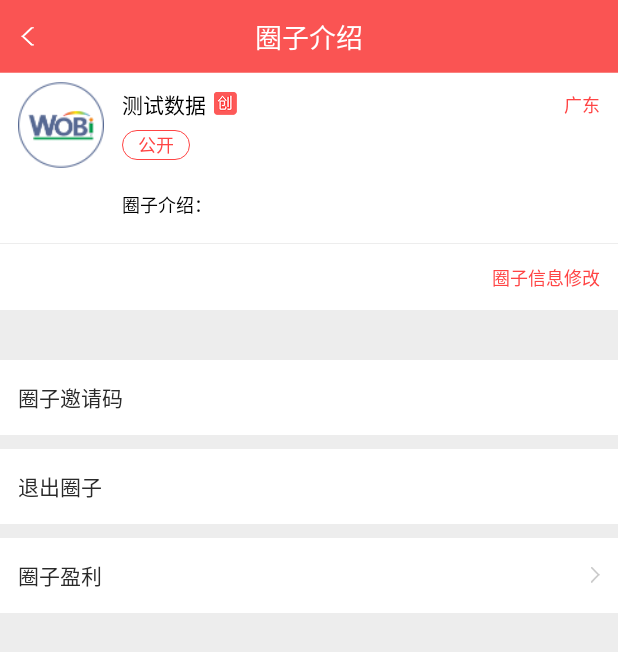
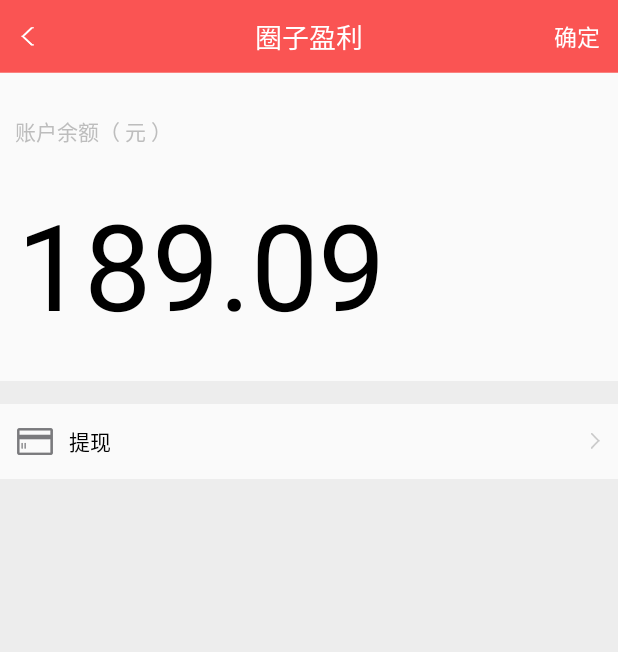
Before and after one commit to hellobitbit/WobiWriting, an Android app: the MomentIntroduceActivity screen opened directly, with no data from a screen before it, after a tap on "圈子盈利", on a phone screen of 412 x 824 dp. Shown: the top 652 px of the screen. Run offline under Robolectric (Android 15) with nearby library versions, the light colour scheme and no system bars; libraries missing offline, so code that uses them is left out: com.nostra13.universalimageloader, com.sina.weibo; network calls fail.

Commit message:
moment gain ui implement

```diff
--- a/app/src/main/AndroidManifest.xml
+++ b/app/src/main/AndroidManifest.xml
@@ -63,7 +63,9 @@
         <activity android:name=".moments.NewMomentActivity" />
         <activity android:name=".moments.QrcodeScanActivity" />
         <activity android:name=".moments.ModifyMomentActivity" />
-        <activity android:name=".moments.MomentDescriptionActivity" />
+        <activity android:name=".moments.MomentIntroduceActivity" />
+        <activity android:name=".moments.MomentGainActivity" />
+        <activity android:name=".moments.MoneyGotActivity" />
         <activity android:name=".me.MyInformationActivity" />
         <activity android:name=".me.FeedbackActivity" />
         <activity android:name=".me.MyVipActivity" />
--- a/app/src/main/java/com/wobi/android/wobiwriting/me/PurchaseVipActivity.java
+++ b/app/src/main/java/com/wobi/android/wobiwriting/me/PurchaseVipActivity.java
@@ -28,8 +28,6 @@ import com.wobi.android.wobiwriting.moments.message.SearchCommunityResultRespons
 import com.wobi.android.wobiwriting.moments.message.SearchJoinedCommunityRequest;
 import com.wobi.android.wobiwriting.moments.message.SearchOwnedCommunityRequest;
 import com.wobi.android.wobiwriting.moments.model.CommunityInfo;
-import com.wobi.android.wobiwriting.moments.model.CommunityInfos;
-import com.wobi.android.wobiwriting.moments.model.JoinMomentObj;
 import com.wobi.android.wobiwriting.ui.ActionBarActivity;
 import com.wobi.android.wobiwriting.user.message.UserGetInfoRequest;
 import com.wobi.android.wobiwriting.user.message.UserGetInfoResponse;
@@ -62,7 +60,6 @@ public class PurchaseVipActivity extends ActionBarActivity implements View.OnCli
 
     private List<CommunityInfo> communityInfos = new ArrayList<>();
     private Map<String, CommunityInfo> communityIds = new HashMap<>();
-    private CommunityInfos joinMomentsInfo = null;
     private RelativeLayout request_code_layout;
 
     @Override
--- a/app/src/main/java/com/wobi/android/wobiwriting/moments/ModifyMomentActivity.java
+++ b/app/src/main/java/com/wobi/android/wobiwriting/moments/ModifyMomentActivity.java
@@ -28,7 +28,7 @@ public class ModifyMomentActivity extends NewOrModifyMomentBaseActivity{
         super.onCreate(savedInstanceState);
         String useInfoStr = SharedPrefUtil.getLoginInfo(getApplicationContext());
         userInfo = gson.fromJson(useInfoStr,UserGetInfoResponse.class);
-        momentData = (MomentData)getIntent().getSerializableExtra(MomentDescriptionActivity.MOMENT_DATA);
+        momentData = (MomentData)getIntent().getSerializableExtra(MomentIntroduceActivity.MOMENT_DATA);
         updateTitleText("圈子信息修改");
         updateRightText("保存");
         updateInfo();
--- a/app/src/main/java/com/wobi/android/wobiwriting/moments/MomentDetailActivity.java
+++ b/app/src/main/java/com/wobi/android/wobiwriting/moments/MomentDetailActivity.java
@@ -2,7 +2,6 @@ package com.wobi.android.wobiwriting.moments;
 
 import android.graphics.drawable.ColorDrawable;
 import android.os.Bundle;
-import android.text.TextUtils;
 import android.view.Gravity;
 import android.view.View;
 import android.view.WindowManager;
@@ -17,8 +16,6 @@ import com.wobi.android.wobiwriting.data.NetDataManager;
 import com.wobi.android.wobiwriting.data.message.Response;
 import com.wobi.android.wobiwriting.moments.message.JoinCommunityRequest;
 import com.wobi.android.wobiwriting.moments.model.CommunityInfo;
-import com.wobi.android.wobiwriting.moments.model.JoinMomentObj;
-import com.wobi.android.wobiwriting.moments.model.CommunityInfos;
 import com.wobi.android.wobiwriting.ui.ActionBarActivity;
 import com.wobi.android.wobiwriting.user.message.UserGetInfoRequest;
 import com.wobi.android.wobiwriting.user.message.UserGetInfoResponse;
--- /dev/null
+++ b/app/src/main/java/com/wobi/android/wobiwriting/moments/MomentGainActivity.java
@@ -0,0 +1,53 @@
+package com.wobi.android.wobiwriting.moments;
+
+import android.content.Intent;
+import android.os.Bundle;
+import android.view.View;
+
+import com.wobi.android.wobiwriting.R;
+import com.wobi.android.wobiwriting.ui.ActionBarActivity;
+import com.wobi.android.wobiwriting.user.message.UserGetInfoResponse;
+import com.wobi.android.wobiwriting.utils.SharedPrefUtil;
+
+/**
+ * Created by wangyingren on 2018/1/6.
+ */
+
+public class MomentGainActivity extends ActionBarActivity {
+
+    private UserGetInfoResponse userInfo;
+
+    @Override
+    protected void onCreate(Bundle savedInstanceState) {
+        super.onCreate(savedInstanceState);
+        setContentView(R.layout.activity_moment_gain_layout);
+        String useInfoStr = SharedPrefUtil.getLoginInfo(getApplicationContext());
+        userInfo = gson.fromJson(useInfoStr,UserGetInfoResponse.class);
+        setCustomActionBar();
+        updateTitleText("圈子盈利");
+        updateRightText("确定");
+
+        findViewById(R.id.get_money).setOnClickListener(new View.OnClickListener() {
+            @Override
+            public void onClick(View v) {
+                Intent intent = new Intent(MomentGainActivity.this, MoneyGotActivity.class);
+                startActivity(intent);
+            }
+        });
+    }
+
+    @Override
+    protected int getActionBarTitle() {
+        return 0;
+    }
+
+    @Override
+    protected int getActionBarRightButtonRes() {
+        return 0;
+    }
+
+    @Override
+    protected int getActionBarRightTitleRes() {
+        return 0;
+    }
+}
--- a/app/src/main/java/com/wobi/android/wobiwriting/moments/MomentDescriptionActivity.java
+++ b/app/src/main/java/com/wobi/android/wobiwriting/moments/MomentIntroduceActivity.java
@@ -3,7 +3,6 @@ package com.wobi.android.wobiwriting.moments;
 import android.content.DialogInterface;
 import android.content.Intent;
 import android.os.Bundle;
-import android.text.TextUtils;
 import android.view.KeyEvent;
 import android.view.View;
 import android.widget.ImageView;
@@ -15,12 +14,9 @@ import com.wobi.android.wobiwriting.data.NetDataManager;
 import com.wobi.android.wobiwriting.data.message.Response;
 import com.wobi.android.wobiwriting.moments.message.QuitCommunityRequest;
 import com.wobi.android.wobiwriting.moments.model.CommunityInfo;
-import com.wobi.android.wobiwriting.moments.model.JoinMomentObj;
-import com.wobi.android.wobiwriting.moments.model.CommunityInfos;
 import com.wobi.android.wobiwriting.moments.model.MomentData;
 import com.wobi.android.wobiwriting.ui.ActionBarActivity;
 import com.wobi.android.wobiwriting.user.message.UserGetInfoResponse;
-import com.wobi.android.wobiwriting.utils.DateUtils;
 import com.wobi.android.wobiwriting.utils.LogUtil;
 import com.wobi.android.wobiwriting.utils.SharedPrefUtil;
 import com.wobi.android.wobiwriting.views.CustomDialog;
@@ -30,13 +26,13 @@ import com.wobi.android.wobiwriting.views.CustomSettingBar;
  * Created by wangyingren on 2017/11/1.
  */
 
-public class MomentDescriptionActivity extends ActionBarActivity {
+public class MomentIntroduceActivity extends ActionBarActivity {
 
     public static final int REQUEST_CODE = 1011;
     public static final int RESULT_CODE_SUCCESS = 0x11;
     public static final String RESULT_COMMUNITY_ID = "result_community_id";
     public static final String MOMENT_DATA = "moment_data";
-    public static final String TAG = "MomentDescriptionActivity";
+    public static final String TAG = "MomentIntroduceActivity";
     private UserGetInfoResponse userInfo;
     private MomentData momentData;
     private TextView moment_modify;
@@ -56,7 +52,7 @@ public class MomentDescriptionActivity extends ActionBarActivity {
     @Override
     protected void onCreate(Bundle savedInstanceState) {
         super.onCreate(savedInstanceState);
-        setContentView(R.layout.activity_moment_description_layout);
+        setContentView(R.layout.activity_moment_introduce_layout);
         String useInfoStr = SharedPrefUtil.getLoginInfo(getApplicationContext());
         userInfo = gson.fromJson(useInfoStr,UserGetInfoResponse.class);
         momentData = (MomentData)getIntent().getSerializableExtra(MOMENT_DATA);
@@ -112,7 +108,9 @@ public class MomentDescriptionActivity extends ActionBarActivity {
         moment_make_money_bar.setOnClickListener(new View.OnClickListener() {
             @Override
             public void onClick(View v) {
-                showErrorMsg("该版本未有此功能，敬请期待");
+//                showErrorMsg("该版本未有此功能，敬请期待");
+                Intent intent = new Intent(getApplicationContext(), MomentGainActivity.class);
+                startActivity(intent);
             }
         });
 
@@ -120,7 +118,7 @@ public class MomentDescriptionActivity extends ActionBarActivity {
             @Override
             public void onClick(View v) {
                 Intent intent = new Intent(getApplicationContext(), ModifyMomentActivity.class);
-                intent.putExtra(MomentDescriptionActivity.MOMENT_DATA,momentData);
+                intent.putExtra(MomentIntroduceActivity.MOMENT_DATA,momentData);
                 startActivityForResult(intent, ModifyMomentActivity.REQUEST_CODE);
             }
         });
@@ -128,7 +126,7 @@ public class MomentDescriptionActivity extends ActionBarActivity {
         moment_exit_bar.setOnClickListener(new View.OnClickListener() {
             @Override
             public void onClick(View v) {
-                CustomDialog.Builder builder = new CustomDialog.Builder(MomentDescriptionActivity.this);
+                CustomDialog.Builder builder = new CustomDialog.Builder(MomentIntroduceActivity.this);
                 builder.setMessage("是否退出此圈子");
                 builder.setMessageType(CustomDialog.MessageType.TextView);
                 builder.setTitle("提示");
@@ -162,10 +160,6 @@ public class MomentDescriptionActivity extends ActionBarActivity {
             public void onSucceed(String response) {
                 Response rsp =  gson.fromJson(response, Response.class);
                 if (rsp != null && rsp.getHandleResult().equals("OK")){
-//                    JoinMomentObj infoForPurchase = new JoinMomentObj();
-//                    infoForPurchase.setJoin_community_time(DateUtils.getCurrentTime());
-//                    infoForPurchase.setrequest_code(momentData.getCommunityInfo().getRequest_code());
-//                    deleteAndUpdateCommunityInfos(infoForPurchase);
                     Intent intent = new Intent();
                     intent.putExtra(RESULT_COMMUNITY_ID, momentData.getCommunityInfo().getId());
                     setResult(RESULT_CODE_SUCCESS, intent);
@@ -238,18 +232,4 @@ public class MomentDescriptionActivity extends ActionBarActivity {
         }
         return super.onKeyDown(keyCode, event);
     }
-//
-//    private void deleteAndUpdateCommunityInfos(JoinMomentObj info){
-//        String communityInfosStr = SharedPrefUtil.getCommunityInfosForPurchase(getApplicationContext());
-//        CommunityInfos communityInfos = null;
-//        if (!TextUtils.isEmpty(communityInfosStr) && info != null) {
-//            communityInfos = gson.fromJson(communityInfosStr, CommunityInfos.class);
-//            communityInfos.deleteCommunityInfo(info.getRequest_code());
-//        }
-//
-//        communityInfosStr =  gson.toJson(communityInfos);
-//        SharedPrefUtil.saveCommunityInfosForPurchase(getApplicationContext(), communityInfosStr);
-//
-//        LogUtil.d(TAG," deleteAndUpdateCommunityInfos == "+ communityInfosStr);
-//    }
 }
--- a/app/src/main/java/com/wobi/android/wobiwriting/moments/MyMomentActivity.java
+++ b/app/src/main/java/com/wobi/android/wobiwriting/moments/MyMomentActivity.java
@@ -11,14 +11,9 @@ import com.wobi.android.wobiwriting.R;
 import com.wobi.android.wobiwriting.data.IResponseListener;
 import com.wobi.android.wobiwriting.data.NetDataManager;
 import com.wobi.android.wobiwriting.home.SpaceItemDecoration;
-import com.wobi.android.wobiwriting.me.MyInformationActivity;
-import com.wobi.android.wobiwriting.moments.ModifyMomentActivity;
-import com.wobi.android.wobiwriting.moments.NewMomentActivity;
-import com.wobi.android.wobiwriting.moments.NewOrModifyMomentBaseActivity;
 import com.wobi.android.wobiwriting.moments.adapters.PersonalMomentsAdapter;
 import com.wobi.android.wobiwriting.moments.message.GetAllProvincesRequest;
 import com.wobi.android.wobiwriting.moments.message.GetAllProvincesResponse;
-import com.wobi.android.wobiwriting.moments.message.GetProvinceCityAreaRequest;
 import com.wobi.android.wobiwriting.moments.message.SearchCommunityResultResponse;
 import com.wobi.android.wobiwriting.moments.message.SearchJoinedCommunityRequest;
 import com.wobi.android.wobiwriting.moments.message.SearchOwnedCommunityRequest;
@@ -26,7 +21,6 @@ import com.wobi.android.wobiwriting.moments.model.CommunityInfo;
 import com.wobi.android.wobiwriting.moments.model.MomentData;
 import com.wobi.android.wobiwriting.moments.model.Province;
 import com.wobi.android.wobiwriting.ui.ActionBarActivity;
-import com.wobi.android.wobiwriting.user.LoginActivity;
 import com.wobi.android.wobiwriting.user.message.UserGetInfoRequest;
 import com.wobi.android.wobiwriting.user.message.UserGetInfoResponse;
 import com.wobi.android.wobiwriting.utils.LogUtil;
@@ -34,7 +28,6 @@ import com.wobi.android.wobiwriting.utils.SharedPrefUtil;
 
 import java.util.ArrayList;
 import java.util.HashMap;
-import java.util.HashSet;
 import java.util.List;
 import java.util.Map;
 
@@ -87,12 +80,12 @@ public class MyMomentActivity extends ActionBarActivity {
         momentsAdapter.setOnItemClickListener(new PersonalMomentsAdapter.OnRecyclerViewItemClickListener() {
             @Override
             public void onItemClick(View view, int position) {
-                Intent intent = new Intent(getApplicationContext(), MomentDescriptionActivity.class);
+                Intent intent = new Intent(getApplicationContext(), MomentIntroduceActivity.class);
                 MomentData momentData = new MomentData();
                 momentData.setCommunityInfo(communityInfos.get(position));
                 momentData.setProvinceMap(provinceMap);
-                intent.putExtra(MomentDescriptionActivity.MOMENT_DATA,momentData);
-                startActivityForResult(intent, MomentDescriptionActivity.REQUEST_CODE);
+                intent.putExtra(MomentIntroduceActivity.MOMENT_DATA,momentData);
+                startActivityForResult(intent, MomentIntroduceActivity.REQUEST_CODE);
             }
         });
         momentsRecycler.setAdapter(momentsAdapter);
@@ -221,9 +214,9 @@ public class MyMomentActivity extends ActionBarActivity {
                 && resultCode == NewMomentActivity.RESULT_CODE_SUCCESS){
             updateUserInfo();
             searchOwnedCommunity();
-        }else if (requestCode == MomentDescriptionActivity.REQUEST_CODE
-                && resultCode == MomentDescriptionActivity.RESULT_CODE_SUCCESS){
-            int community_id = data.getIntExtra(MomentDescriptionActivity.RESULT_COMMUNITY_ID, -1);
+        }else if (requestCode == MomentIntroduceActivity.REQUEST_CODE
+                && resultCode == MomentIntroduceActivity.RESULT_CODE_SUCCESS){
+            int community_id = data.getIntExtra(MomentIntroduceActivity.RESULT_COMMUNITY_ID, -1);
             if (community_id != -1) {
                 updateUserInfo();
                 CommunityInfo communityInfo = communityIds.get(community_id);
--- a/app/src/main/java/com/wobi/android/wobiwriting/moments/QrcodeScanActivity.java
+++ b/app/src/main/java/com/wobi/android/wobiwriting/moments/QrcodeScanActivity.java
@@ -3,7 +3,6 @@ package com.wobi.android.wobiwriting.moments;
 import android.graphics.drawable.ColorDrawable;
 import android.os.Bundle;
 import android.os.Vibrator;
-import android.text.TextUtils;
 import android.view.Gravity;
 import android.view.View;
 import android.view.WindowManager;
@@ -14,13 +13,10 @@ import com.wobi.android.wobiwriting.data.IResponseListener;
 import com.wobi.android.wobiwriting.data.NetDataManager;
 import com.wobi.android.wobiwriting.data.message.Response;
 import com.wobi.android.wobiwriting.moments.message.JoinCommunityByRequestCodeRequest;
-import com.wobi.android.wobiwriting.moments.model.JoinMomentObj;
-import com.wobi.android.wobiwriting.moments.model.CommunityInfos;
 import com.wobi.android.wobiwriting.ui.ActionBarActivity;
 import com.wobi.android.wobiwriting.user.message.UserGetInfoRequest;
 import com.wobi.android.wobiwriting.user.message.UserGetInfoResponse;
 import com.wobi.android.wobiwriting.user.message.UserLoginResponse;
-import com.wobi.android.wobiwriting.utils.DateUtils;
 import com.wobi.android.wobiwriting.utils.LogUtil;
 import com.wobi.android.wobiwriting.utils.SharedPrefUtil;
 import com.wobi.android.wobiwriting.zxing.QRCodeView;
--- /dev/null
+++ b/app/src/main/res/layout/activity_moment_gain_layout.xml
@@ -0,0 +1,65 @@
+<?xml version="1.0" encoding="utf-8"?>
+<LinearLayout xmlns:android="http://schemas.android.com/apk/res/android"
+    android:orientation="vertical" android:layout_width="match_parent"
+    android:layout_height="match_parent">
+
+    <include layout="@layout/actionbar_layout"/>
+
+    <TextView
+        android:text="账户余额（ 元 ）"
+        android:textColor="#bdbdbd"
+        android:layout_marginTop="28dp"
+        android:layout_marginLeft="10dp"
+        android:layout_width="wrap_content"
+        android:layout_height="wrap_content" />
+
+    <TextView
+        android:text="189.09"
+        android:textSize="80sp"
+        android:textColor="@android:color/black"
+        android:gravity="center_vertical"
+        android:layout_marginLeft="11dp"
+        android:layout_width="match_parent"
+        android:layout_height="156dp" />
+
+    <View
+        android:background="#ededed"
+        android:layout_width="match_parent"
+        android:layout_height="15dp"/>
+
+    <RelativeLayout
+        android:id="@+id/get_money"
+        android:orientation="vertical"
+        android:layout_width="match_parent"
+        android:layout_height="50dp">
+
+        <ImageView
+            android:src="@drawable/bank_card"
+            android:layout_centerVertical="true"
+            android:layout_marginLeft="11dp"
+            android:layout_width="wrap_content"
+            android:layout_height="wrap_content" />
+
+        <TextView
+            android:text="提现"
+            android:textColor="@android:color/black"
+            android:layout_centerVertical="true"
+            android:layout_marginLeft="46dp"
+            android:layout_width="wrap_content"
+            android:layout_height="wrap_content" />
+
+        <ImageView
+            android:layout_centerVertical="true"
+            android:layout_alignParentRight="true"
+            android:layout_marginRight="12dp"
+            android:src="@drawable/click_tips_arrow"
+            android:layout_width="wrap_content"
+            android:layout_height="wrap_content" />
+
+    </RelativeLayout>
+
+    <View
+        android:background="#ededed"
+        android:layout_width="match_parent"
+        android:layout_height="match_parent"/>
+</LinearLayout>
```
Also changed, not shown: app/src/main/java/com/wobi/android/wobiwriting/moments/MoneyGotActivity.java (added, +44 -0 lines), app/src/main/java/com/wobi/android/wobiwriting/moments/model/CommunityInfos.java (deleted, +0 -62 lines), app/src/main/java/com/wobi/android/wobiwriting/moments/model/JoinMomentObj.java (deleted, +0 -27 lines), app/src/main/res/drawable/money_get_shape_corner.xml (added, +8 -0 lines), app/src/main/res/layout/activity_moment_money_got_layout.xml (added, +131 -0 lines), app/src/main/res/drawable-xxhdpi/bank_card.png (added), app/src/main/res/drawable-xxhdpi/money_got_wechat.png (added), app/src/main/res/layout/activity_moment_introduce_layout.xml (renamed from app/src/main/res/layout/activity_moment_description_layout.xml).
